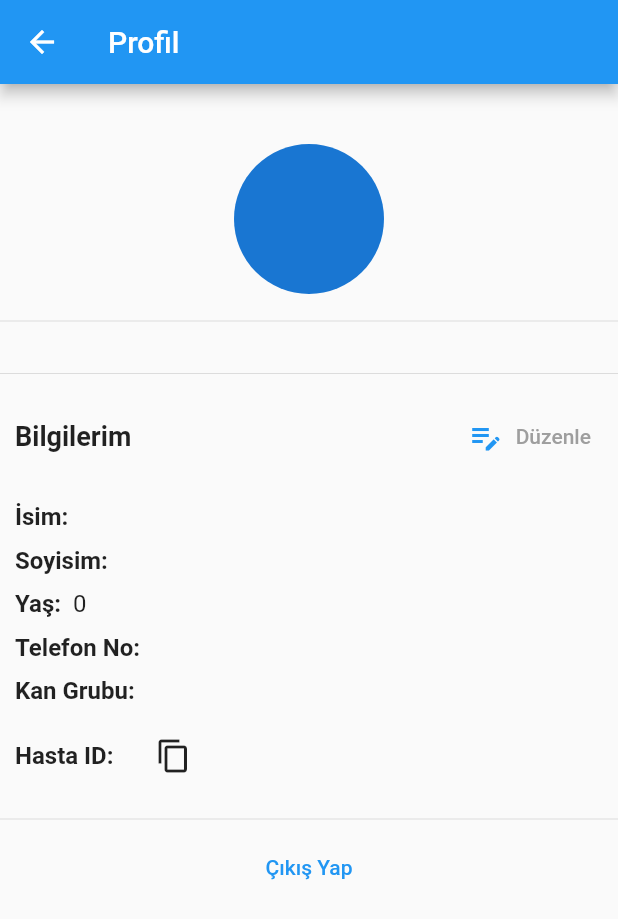
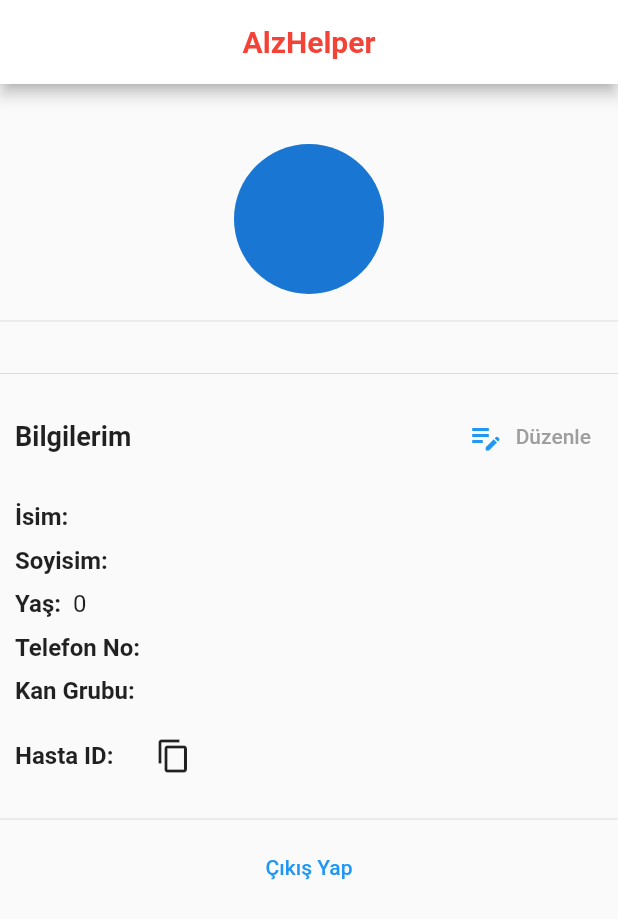
Before and after one commit to Burakka1/AlzHelper, a Flutter app: the Profile screen opened directly, on a phone screen of 412 x 824 dp. Shown: the top 919 px of the screen. Run offline on Flutter 3.47's test engine with Material 2 defaults, Android fonts, the phone set to English and light mode, and no system bars; our stand-ins replace awesome_notifications, cloud_firestore, firebase_auth, firebase_core, firebase_messaging, firebase_storage and 5 more; missing offline and left inert: flutter_polyline_points; accounts and stored records are empty; network calls fail.

Commit message:
Appbar düzenlendi

```diff
--- a/lib/Classes.dart
+++ b/lib/Classes.dart
@@ -207,6 +207,50 @@ Widget familyRelationsCard(Function()? onTap, QueryDocumentSnapshot doc, String
   );
 }
 
+class MyAppBar extends StatelessWidget implements PreferredSizeWidget {
+  final String title;
+  final List<Widget> actions;
+  final bool showBackButton; // Geri butonunu göstermek için bir bayrak
+
+  const MyAppBar({
+    Key? key,
+    required this.title,
+    required this.actions,
+    this.showBackButton = false, // Varsayılan değer olarak geri butonunu gizle
+  }) : super(key: key);
+
+  @override
+  Widget build(BuildContext context) {
+    return AppBar(
+      backgroundColor: Colors.white,
+      title: Text(
+        title,
+        style: TextStyle(
+          color: Colors.red,
+          fontWeight: FontWeight.bold,
+        ),
+      ),
+      centerTitle: true,
+      leading: showBackButton
+          ? IconButton(
+              icon:Icon(Icons.arrow_back,color: Colors.red,),
+              onPressed: () {
+                Navigator.pop(context); // Geri butonuna basıldığında bir önceki sayfaya dön
+              },
+            )
+          : null, // Geri butonunu göstermek istemediğiniz sayfalarda leading'i null olarak bırakın
+      actions: actions,
+    );
+  }
+
+  @override
+  Size get preferredSize => Size.fromHeight(kToolbarHeight);
+}
+
+
+
+
+
 
 
 void makePhoneCall(String phoneNumber) async {
--- a/lib/Login-Register/first_screen.dart
+++ b/lib/Login-Register/first_screen.dart
@@ -3,6 +3,7 @@ import 'package:firebase_auth/firebase_auth.dart';
 import 'package:flutter/material.dart';
 import 'package:flutter_p/Login-Register/patient_register.dart';
 import 'package:flutter_p/Login-Register/register_choice.dart';
+import '../Classes.dart';
 import '../UI/Navbar.dart';
 import '../UI/patient_relative_navbar.dart';
 import 'login.dart';
@@ -25,6 +26,11 @@ class first_screen extends StatelessWidget {
   @override
   Widget build(BuildContext context) {
     return Scaffold(
+      appBar: MyAppBar(
+        title: 'AlzHelper',
+        actions: [],
+        showBackButton: true,
+      ),
       backgroundColor: Colors.grey[200],
       body: Center(
         child: Column(
--- a/lib/Login-Register/login.dart
+++ b/lib/Login-Register/login.dart
@@ -7,6 +7,8 @@ import 'package:flutter_p/UI/Navbar.dart';
 import 'package:flutter_p/Services/auth.dart';
 import 'package:flutter_p/UI/patient_relative_home.dart';
 import 'package:flutter_p/UI/patient_relative_navbar.dart';
+
+import '../Classes.dart';
 
 class patient_login extends StatefulWidget {
   const patient_login({Key? key}) : super(key: key);
@@ -24,6 +26,11 @@ class _patient_loginState extends State<patient_login> {
   @override
   Widget build(BuildContext context) {
     return Scaffold(
+      appBar: MyAppBar(
+        title: 'AlzHelper',
+        actions: [],
+        showBackButton: true,
+      ),
       backgroundColor: Colors.grey[300],
       body: Column(
         mainAxisAlignment: MainAxisAlignment.center,
--- a/lib/Login-Register/patient_register.dart
+++ b/lib/Login-Register/patient_register.dart
@@ -1,6 +1,7 @@
 import 'package:cloud_firestore/cloud_firestore.dart';
 import 'package:firebase_auth/firebase_auth.dart';
 import 'package:flutter/material.dart';
+import '../Classes.dart';
 import '../Services/auth.dart';
 import 'package:uuid/uuid.dart';
 
@@ -110,6 +111,11 @@ class _registerState extends State<patient_register> {
   @override
   Widget build(BuildContext context) {
     return Scaffold(
+      appBar: MyAppBar(
+        title: 'AlzHelper',
+        actions: [],
+        showBackButton: true,
+      ),
       backgroundColor: Colors.grey[300],
       body: SafeArea(
         child: Center(
--- a/lib/Login-Register/patient_relative_register.dart
+++ b/lib/Login-Register/patient_relative_register.dart
@@ -1,6 +1,7 @@
 import 'package:cloud_firestore/cloud_firestore.dart';
 import 'package:firebase_auth/firebase_auth.dart';
 import 'package:flutter/material.dart';
+import '../Classes.dart';
 import '../Services/auth.dart';
 
 class patient_relative_register extends StatefulWidget {
@@ -108,6 +109,11 @@ class _registerState extends State<patient_relative_register> {
   @override
   Widget build(BuildContext context) {
     return Scaffold(
+      appBar: MyAppBar(
+        title: 'AlzHelper',
+        actions: [],
+        showBackButton: true,
+      ),
       backgroundColor: Colors.grey[300],
       body: SafeArea(
         child: Center(
--- a/lib/Login-Register/register_choice.dart
+++ b/lib/Login-Register/register_choice.dart
@@ -1,12 +1,18 @@
 import 'package:flutter/material.dart';
 import 'package:flutter_p/Login-Register/patient_register.dart';
 import 'package:flutter_p/Login-Register/patient_relative_register.dart';
+import '../Classes.dart';
 import 'login.dart';
 
 class register_choice extends StatelessWidget {
   @override
   Widget build(BuildContext context) {
     return Scaffold(
+      appBar: MyAppBar(
+        title: 'AlzHelper',
+        actions: [],
+        showBackButton: true,
+      ),
       backgroundColor: Colors.grey[200],
       body: Center(
         child: Column(
--- a/lib/NotePage/note_editor.dart
+++ b/lib/NotePage/note_editor.dart
@@ -55,8 +55,10 @@ class _NoteEditorScreenState extends State<NoteEditorScreen> {
   @override
   Widget build(BuildContext context) {
     return Scaffold(
-      appBar: AppBar(
-        title: Text("Yeni Note Ekle"),
+      appBar: MyAppBar(
+        title: 'AlzHelper',
+        actions: [],
+        showBackButton: true,
       ),
       body: SafeArea(
         child: Padding(
--- a/lib/Profilepage/Profile.dart
+++ b/lib/Profilepage/Profile.dart
@@ -30,9 +30,7 @@ class _ProfileState extends State<Profile> {
   Widget build(BuildContext context) {
     return SafeArea(
       child: Scaffold(
-        appBar: AppBar(
-          title: const Text("Profil"),
-        ),
+        appBar: MyAppBar(title: 'AlzHelper', actions: [],),
         body: StreamBuilder<DocumentSnapshot<Map<String, dynamic>>>(
           stream: _profileStream,
           builder: (context, snapshot) {
--- a/lib/Profilepage/editprofile.dart
+++ b/lib/Profilepage/editprofile.dart
@@ -4,6 +4,8 @@ import 'package:firebase_storage/firebase_storage.dart';
 import 'package:flutter/material.dart';
 import 'package:image_picker/image_picker.dart';
 import 'package:cloud_firestore/cloud_firestore.dart';
+
+import '../Classes.dart';
 
 class AddPatientPage extends StatefulWidget {
   const AddPatientPage({Key? key}) : super(key: key);
@@ -50,9 +52,11 @@ class _AddPatientPageState extends State<AddPatientPage> {
   Widget build(BuildContext context) {
     return SafeArea(
       child: Scaffold(
-        appBar: AppBar(
-          title: Text("Profil Düzenle"),
-        ),
+              appBar: MyAppBar(
+        title: 'AlzHelper',
+        actions: [],
+        showBackButton: true,
+      ),
         body: StreamBuilder<DocumentSnapshot<Map<String, dynamic>>>(
           stream: _profileStream,
           builder: (context, snapshot) {
@@ -90,6 +94,7 @@ class _AddPatientPageState extends State<AddPatientPage> {
                                             profileData?['profileImage'],
                                             fit: BoxFit.cover,
                                           )
+
                                         : Container(),
                               ),
                             ),
--- a/lib/UI/Home.dart
+++ b/lib/UI/Home.dart
@@ -57,6 +57,7 @@ class _HomeState extends State<Home> {
     var Docref = UsersRef.doc(uid);
     return SafeArea(
       child: Scaffold(
+        appBar: MyAppBar(title: 'AlzHelper', actions: [],),
         body: SingleChildScrollView(
           child: Column(
             children: [
--- a/lib/UI/patient_relative_home.dart
+++ b/lib/UI/patient_relative_home.dart
@@ -93,7 +93,7 @@ class _patient_relative_homeState extends State<patient_relative_home> {
   @override
   Widget build(BuildContext context) {
     return Scaffold(
-      appBar: AppBar(),
+      appBar: MyAppBar(title: 'AlzHelper', actions: [],),
       body: SingleChildScrollView(
         child: Column(
           children: [
```
Also changed, not shown: lib/FamilyRelations/family_relations.dart (+4 -4 lines), lib/FamilyRelations/family_relations_editor.dart (+5 -2 lines), lib/NotePage/note_reader.dart (+5 -6 lines), lib/NotePage/notepage.dart (+5 -5 lines).
